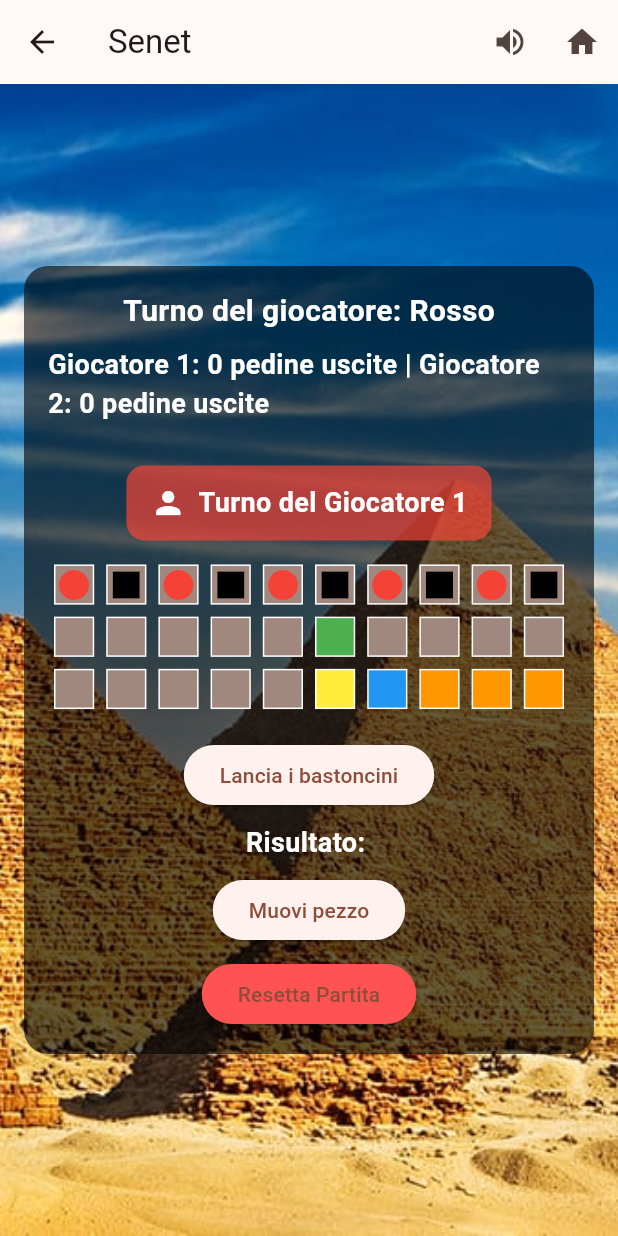
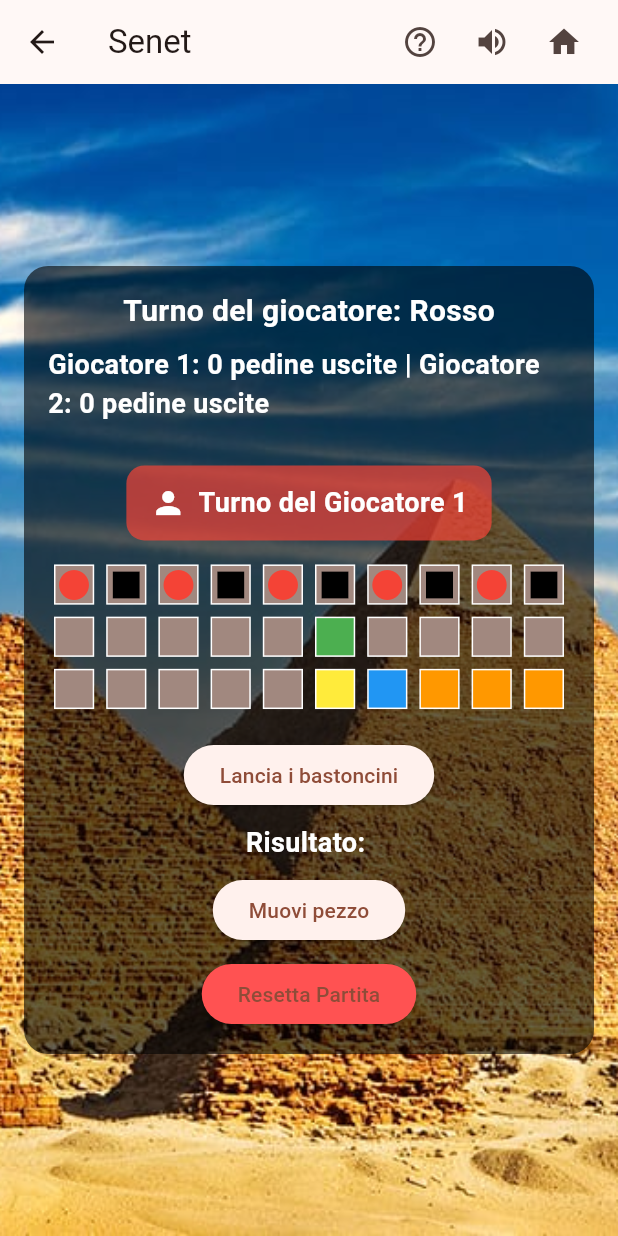
Before and after one commit to BlackWolf00/Senet-Game, a Flutter app: the screen it shows once a user with an empty profile is signed in, after a tap on an icon or button, on a phone screen of 412 x 824 dp. Run offline on Flutter 3.47's test engine with Material 3 defaults, Android fonts, the phone set to English and light mode, and no system bars; our stand-ins replace audioplayers, cloud_firestore, firebase_auth, firebase_core, shared_preferences, vibration; accounts and stored records are empty.

Commit message:
Added rules and button + dialog to show rules

```diff
--- a/lib/screens/game_screen.dart
+++ b/lib/screens/game_screen.dart
@@ -7,6 +7,7 @@ import '../logic/ai_logic.dart';
 import '../logic/game_logic.dart';
 import '../ui/game_ui.dart';
 import '../screens/win_dialog.dart';
+import '../screens/game_rules_dialog.dart';
 import '../utils/ai_difficulty.dart';
 import '../utils/audio.dart';
 
@@ -222,6 +223,20 @@ class _GameScreenState extends State<GameScreen> {
       appBar: AppBar(
         title: Text('Senet'),
         actions: [
+          Padding(
+            padding: const EdgeInsets.only(right: 12.0),
+            child: Row(
+              children: [
+                IconButton(
+                  icon: Icon(Icons.help_outline),
+                  tooltip: 'Regole del gioco',
+                  onPressed: () {
+                    showDialog(
+                      context: context,
+                      builder: (_) => const SenetRulesDialog(),
+                    );
+                  },
+                ),
                 IconButton(
                   icon: Icon(isMuted ? Icons.volume_off : Icons.volume_up),
                   tooltip: isMuted ? 'Audio disattivato' : 'Audio attivato',
@@ -229,9 +244,13 @@ class _GameScreenState extends State<GameScreen> {
                 ),
                 IconButton(
                   icon: Icon(Icons.home),
+                  tooltip: 'Torna al menu principale',
                   onPressed: () {
                     Navigator.pop(context);
                   },
+                ),
+              ],
+            ),
           ),
         ],
       ),
--- a/lib/screens/main_menu.dart
+++ b/lib/screens/main_menu.dart
@@ -1,6 +1,7 @@
 import 'package:flutter/material.dart';
 import '../multiplayer/screen/online_game_dialog.dart';
 import '../screens/game_screen.dart';
+import '../screens/game_rules_dialog.dart';
 import '../utils/ai_difficulty.dart';
 
 class MainMenu extends StatefulWidget {
@@ -16,7 +17,28 @@ class _MainMenuState extends State<MainMenu> {
   @override
   Widget build(BuildContext context) {
     return Scaffold(
-      appBar: AppBar(title: Text('Senet - Menu')),
+      appBar: AppBar(
+        title: Text('Senet - Menu'),
+        actions: [
+          Padding(
+            padding: const EdgeInsets.only(right: 12.0),
+            child: ElevatedButton.icon(
+              icon: Icon(Icons.help_outline),
+              label: const Text('Regole del gioco'),
+              style: ElevatedButton.styleFrom(
+                backgroundColor: Colors.black,
+                foregroundColor: Colors.white,
+              ),
+              onPressed: () {
+                showDialog(
+                  context: context,
+                  builder: (_) => const SenetRulesDialog(),
+                );
+              },
+            ),
+          ),
+        ],
+      ),
       body: Container(
         decoration: BoxDecoration(
           image: DecorationImage(
--- a/pubspec.yaml
+++ b/pubspec.yaml
@@ -68,6 +68,7 @@ flutter:
   assets:
     - images/
     - assets/sounds/
+    - assets/rules.txt
   #   - images/a_dot_burr.jpeg
   #   - images/a_dot_ham.jpeg
 
```
Also changed, not shown: assets/rules.txt (added, +21 -0 lines), lib/screens/game_rules_dialog.dart (added, +46 -0 lines), lib/screens/online_game_screen.dart (+21 -1 lines). Lines whose indentation alone changed are shown as unchanged.
